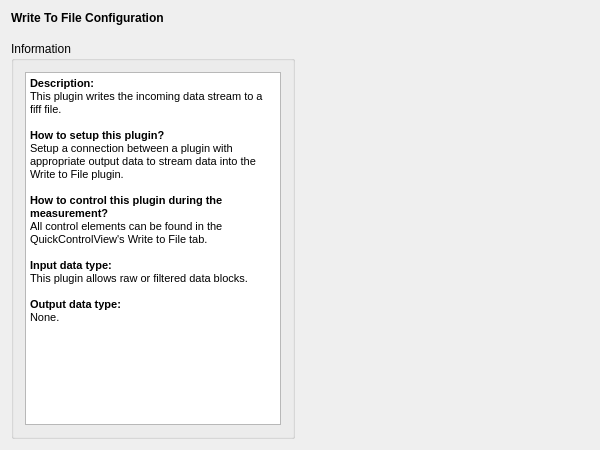
Before: the Qt Designer form applications/mne_scan/plugins/writetofile/FormFiles/writetofilesetup.ui in mne-tools/mne-cpp, drawn with Qt 5.
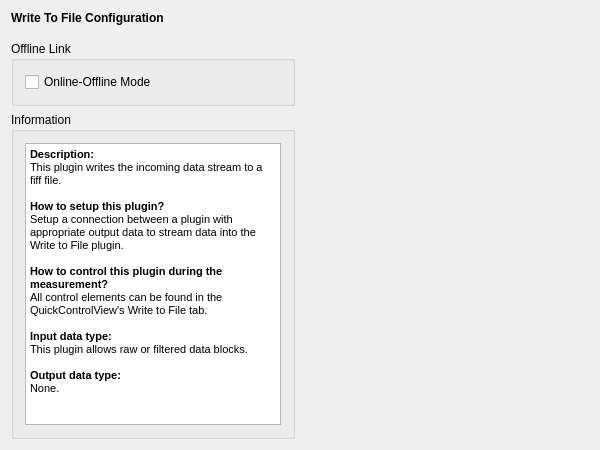
After: the same form once the commit is applied.

Commit message: MAINT: continuous mode for savetofile plugin

```diff
--- a/applications/mne_scan/plugins/writetofile/FormFiles/writetofilesetup.ui
+++ b/applications/mne_scan/plugins/writetofile/FormFiles/writetofilesetup.ui
@@ -45,19 +45,6 @@
    </item>
    <item>
     <layout class="QGridLayout" name="m_qGridLayout_main">
-     <item row="1" column="1">
-      <spacer name="m_qVerticalSpacer_LeftRow">
-       <property name="orientation">
-        <enum>Qt::Vertical</enum>
-       </property>
-       <property name="sizeHint" stdset="0">
-        <size>
-         <width>20</width>
-         <height>40</height>
-        </size>
-       </property>
-      </spacer>
-     </item>
      <item row="1" column="0">
       <widget class="QGroupBox" name="m_qGroupBox_Information">
        <property name="maximumSize">
@@ -110,6 +97,35 @@
        </property>
       </spacer>
      </item>
+     <item row="0" column="0">
+      <widget class="QGroupBox" name="groupBox">
+       <property name="title">
+        <string>Offline Link</string>
+       </property>
+       <layout class="QVBoxLayout" name="verticalLayout_2">
+        <item>
+         <widget class="QCheckBox" name="checkBox">
+          <property name="text">
+           <string>Online-Offline Mode</string>
+          </property>
+         </widget>
+        </item>
+       </layout>
+      </widget>
+     </item>
+     <item row="0" column="1" rowspan="2">
+      <spacer name="m_qVerticalSpacer_LeftRow">
+       <property name="orientation">
+        <enum>Qt::Vertical</enum>
+       </property>
+       <property name="sizeHint" stdset="0">
+        <size>
+         <width>20</width>
+         <height>40</height>
+        </size>
+       </property>
+      </spacer>
+     </item>
     </layout>
    </item>
   </layout>
```
The commit also changes 2 other files.
